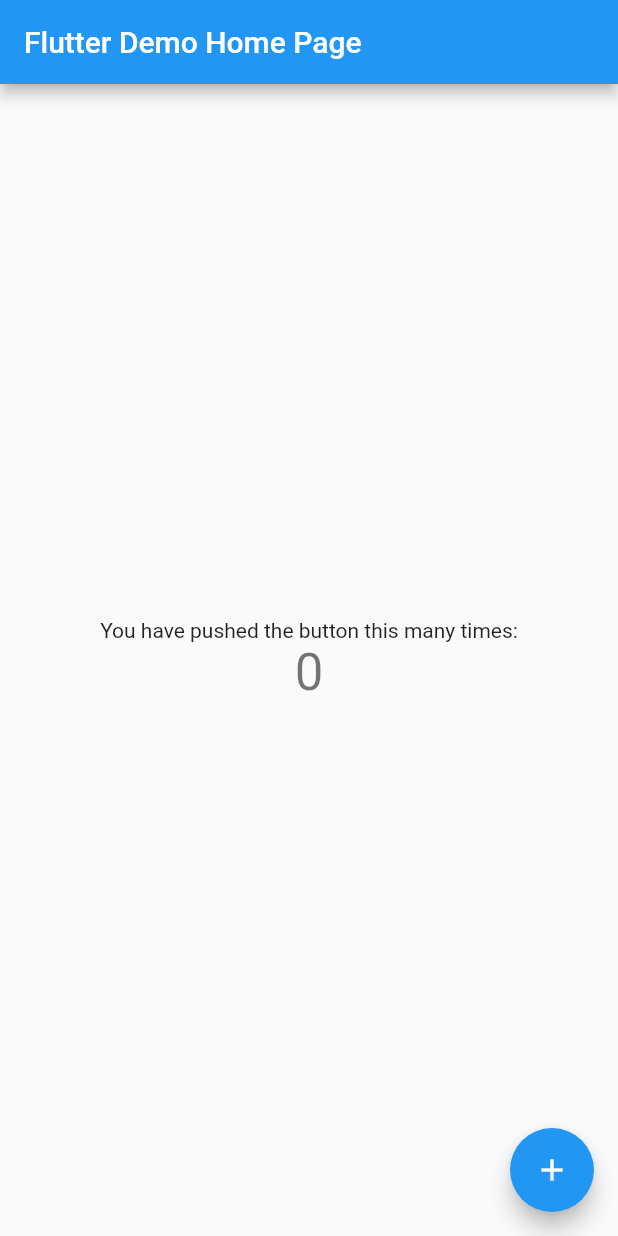
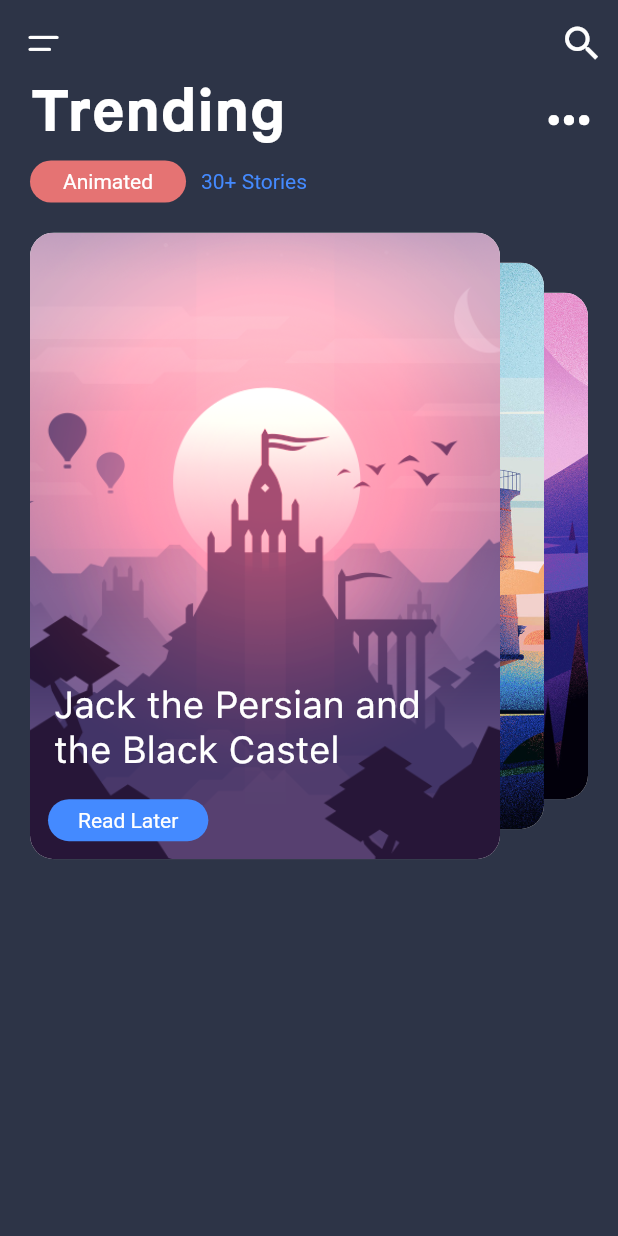
Before and after one commit to sidpatel-github/story-card, a Flutter app: the screen it shows after launch, on a phone screen of 412 x 824 dp. Run offline on Flutter 3.47's test engine with Material 2 defaults, Android fonts, the phone set to English and light mode, and no system bars.

Commit message:
created landgin page

```diff
--- a/lib/main.dart
+++ b/lib/main.dart
@@ -1,4 +1,7 @@
 import 'package:flutter/material.dart';
+import 'package:story_app/utils/custom-icons.dart';
+import 'package:story_app/utils/data.dart';
+import 'package:story_app/widgets/card-scroll-widget.dart';
 
 void main() => runApp(MyApp());
 
@@ -7,105 +10,135 @@ class MyApp extends StatelessWidget {
   @override
   Widget build(BuildContext context) {
     return MaterialApp(
-      title: 'Flutter Demo',
-      theme: ThemeData(
-        // This is the theme of your application.
-        //
-        // Try running your application with "flutter run". You'll see the
-        // application has a blue toolbar. Then, without quitting the app, try
-        // changing the primarySwatch below to Colors.green and then invoke
-        // "hot reload" (press "r" in the console where you ran "flutter run",
-        // or simply save your changes to "hot reload" in a Flutter IDE).
-        // Notice that the counter didn't reset back to zero; the application
-        // is not restarted.
-        primarySwatch: Colors.blue,
-      ),
-      home: MyHomePage(title: 'Flutter Demo Home Page'),
+      home: MyHomePage(),
     );
   }
 }
 
 class MyHomePage extends StatefulWidget {
-  MyHomePage({Key key, this.title}) : super(key: key);
-
-  // This widget is the home page of your application. It is stateful, meaning
-  // that it has a State object (defined below) that contains fields that affect
-  // how it looks.
-
-  // This class is the configuration for the state. It holds the values (in this
-  // case the title) provided by the parent (in this case the App widget) and
-  // used by the build method of the State. Fields in a Widget subclass are
-  // always marked "final".
-
-  final String title;
-
   @override
   _MyHomePageState createState() => _MyHomePageState();
 }
 
 class _MyHomePageState extends State<MyHomePage> {
-  int _counter = 0;
-
-  void _incrementCounter() {
-    setState(() {
-      // This call to setState tells the Flutter framework that something has
-      // changed in this State, which causes it to rerun the build method below
-      // so that the display can reflect the updated values. If we changed
-      // _counter without calling setState(), then the build method would not be
-      // called again, and so nothing would appear to happen.
-      _counter++;
-    });
-  }
+  var currentPage = images.length - 1.0;
 
   @override
   Widget build(BuildContext context) {
-    // This method is rerun every time setState is called, for instance as done
-    // by the _incrementCounter method above.
-    //
-    // The Flutter framework has been optimized to make rerunning build methods
-    // fast, so that you can just rebuild anything that needs updating rather
-    // than having to individually change instances of widgets.
+    PageController controller = PageController(initialPage: images.length - 1);
+
+    controller.addListener(() {
+      setState(() {
+        currentPage = controller.page;
+      });
+    });
+
     return Scaffold(
-      appBar: AppBar(
-        // Here we take the value from the MyHomePage object that was created by
-        // the App.build method, and use it to set our appbar title.
-        title: Text(widget.title),
-      ),
-      body: Center(
-        // Center is a layout widget. It takes a single child and positions it
-        // in the middle of the parent.
+      backgroundColor: Color(0xFF2D3447),
+      body: SafeArea(
         child: Column(
-          // Column is also a layout widget. It takes a list of children and
-          // arranges them vertically. By default, it sizes itself to fit its
-          // children horizontally, and tries to be as tall as its parent.
-          //
-          // Invoke "debug painting" (press "p" in the console, choose the
-          // "Toggle Debug Paint" action from the Flutter Inspector in Android
-          // Studio, or the "Toggle Debug Paint" command in Visual Studio Code)
-          // to see the wireframe for each widget.
-          //
-          // Column has various properties to control how it sizes itself and
-          // how it positions its children. Here we use mainAxisAlignment to
-          // center the children vertically; the main axis here is the vertical
-          // axis because Columns are vertical (the cross axis would be
-          // horizontal).
-          mainAxisAlignment: MainAxisAlignment.center,
           children: <Widget>[
-            Text(
-              'You have pushed the button this many times:',
+            Padding(
+              padding: const EdgeInsets.only(left: 10.0, top: 5.0),
+              child: Row(
+                mainAxisAlignment: MainAxisAlignment.spaceBetween,
+                children: <Widget>[
+                  IconButton(
+                    icon: Icon(
+                      CustomIcons.menu,
+                      color: Colors.white,
+                      size: 30.0,
+                    ),
+                    onPressed: () => print('menu pressed'),
+                  ),
+                  IconButton(
+                    icon: Icon(
+                      Icons.search,
+                      color: Colors.white,
+                      size: 30.0,
+                    ),
+                    onPressed: () => print('search pressed'),
+                  ),
+                ],
+              ),
             ),
-            Text(
-              '$_counter',
-              style: Theme.of(context).textTheme.display1,
+            Padding(
+              padding: const EdgeInsets.symmetric(horizontal: 20.0),
+              child: Row(
+                mainAxisAlignment: MainAxisAlignment.spaceBetween,
+                children: <Widget>[
+                  Text(
+                    'Trending',
+                    style: TextStyle(
+                      color: Colors.white,
+                      fontSize: 45.0,
+                      fontFamily: 'Calibre-Semibold',
+                      letterSpacing: 1.0,
+                    ),
+                  ),
+                  IconButton(
+                    icon: Icon(
+                      CustomIcons.option,
+                      color: Colors.white,
+                      size: 12.0,
+                    ),
+                    onPressed: () => print('option pressed'),
+                  ),
+                ],
+              ),
             ),
+            Padding(
+              padding: const EdgeInsets.symmetric(horizontal: 20.0),
+              child: Row(
+                children: <Widget>[
+                  Container(
+                    decoration: BoxDecoration(
+                      color: Colors.red[300],
+                      borderRadius: BorderRadius.circular(20.0),
+                    ),
+                    child: Center(
+                      child: Padding(
+                        padding: const EdgeInsets.symmetric(
+                            horizontal: 22.0, vertical: 6.0),
+                        child: Text(
+                          'Animated',
+                          style: TextStyle(
+                            color: Colors.white,
+                          ),
+                        ),
+                      ),
+                    ),
+                  ),
+                  Padding(
+                    padding: const EdgeInsets.symmetric(horizontal: 10.0),
+                    child: Text(
+                      '30+ Stories',
+                      style: TextStyle(
+                        color: Colors.blueAccent,
+                      ),
+                    ),
+                  ),
+                ],
+              ),
+            ),
+            Stack(
+              children: <Widget>[
+                CardScrollWidget(currentPage),
+                Positioned.fill(
+                  child: PageView.builder(
+                    itemCount: images.length,
+                    controller: controller,
+                    reverse: true,
+                    itemBuilder: (context, index) {
+                      return Container();
+                    },
+                  ),
+                )
+              ],
+            )
           ],
         ),
       ),
-      floatingActionButton: FloatingActionButton(
-        onPressed: _incrementCounter,
-        tooltip: 'Increment',
-        child: Icon(Icons.add),
-      ), // This trailing comma makes auto-formatting nicer for build methods.
     );
   }
 }
--- /dev/null
+++ b/lib/utils/custom-icons.dart
@@ -0,0 +1,6 @@
+import 'package:flutter/material.dart';
+
+class CustomIcons {
+  static const IconData menu = IconData(0xe900, fontFamily: "CustomIcons");
+  static const IconData option = IconData(0xe902, fontFamily: "CustomIcons");
+}
--- /dev/null
+++ b/lib/utils/data.dart
@@ -0,0 +1,13 @@
+List<String> images = [
+  "assets/image_04.jpg",
+  "assets/image_03.jpg",
+  "assets/image_02.jpg",
+  "assets/image_01.png",
+];
+
+List<String> title = [
+  "Hounted Ground",
+  "Fallen In Love",
+  "The Dreaming Moon",
+  "Jack the Persian and the Black Castel",
+];
--- /dev/null
+++ b/lib/widgets/card-scroll-widget.dart
@@ -0,0 +1,119 @@
+import 'dart:math';
+
+import 'package:flutter/material.dart';
+import 'package:story_app/utils/data.dart';
+
+class CardScrollWidget extends StatelessWidget {
+  final padding = 20.0;
+  final verticalInset = 20.0;
+
+  var currentPage;
+
+  CardScrollWidget(this.currentPage);
+
+  @override
+  Widget build(BuildContext context) {
+    double cardAspectRatio = 12.0 / 16.0;
+    double widgetAspectRatio = cardAspectRatio * 1.2;
+
+    return AspectRatio(
+      aspectRatio: widgetAspectRatio,
+      child: LayoutBuilder(
+        builder: (ctx, constraints) {
+          var width = constraints.maxWidth;
+          var height = constraints.maxHeight;
+
+          var safeWidth = width - 2 * padding;
+          var safeHeight = height - 2 * padding;
+
+          var heightOfPrimaryCard = safeHeight;
+          var widthOfPrimaryCard = heightOfPrimaryCard * cardAspectRatio;
+
+          var primaryCardLeft = safeWidth - widthOfPrimaryCard;
+          var horizontalInset = primaryCardLeft / 2;
+
+          List<Widget> cardList = new List();
+
+          for (var i = 0; i < images.length; i++) {
+            var delta = i - currentPage;
+            bool isOnRight = delta > 0;
+            var start = padding +
+                max(
+                    primaryCardLeft -
+                        horizontalInset * -delta * (isOnRight ? 15 : 1),
+                    0.0);
+
+            var cardItem = Positioned.directional(
+              top: padding + verticalInset * max(-delta, 0.0),
+              bottom: padding + verticalInset * max(-delta, 0.0),
+              start: start,
+              textDirection: TextDirection.rtl,
+              child: ClipRRect(
+                borderRadius: BorderRadius.circular(16.0),
+                child: Container(
+                  decoration: BoxDecoration(color: Colors.white, boxShadow: [
+                    BoxShadow(
+                      color: Colors.black12,
+                      offset: Offset(3.0, 6.0),
+                      blurRadius: 10.0,
+                    )
+                  ]),
+                  child: AspectRatio(
+                    aspectRatio: cardAspectRatio,
+                    child: Stack(
+                      fit: StackFit.expand,
+                      children: <Widget>[
+                        Image.asset(images[i], fit: BoxFit.cover),
+                        Align(
+                          alignment: Alignment.bottomLeft,
+                          child: Column(
+                            mainAxisSize: MainAxisSize.min,
+                            crossAxisAlignment: CrossAxisAlignment.start,
+                            children: <Widget>[
+                              Padding(
+                                padding: const EdgeInsets.symmetric(
+                                    horizontal: 16.0, vertical: 8.0),
+                                child: Text(
+                                  title[i],
+                                  style: TextStyle(
+                                    color: Colors.white,
+                                    fontSize: 25.0,
+                                    fontFamily: 'SF-Pro-Text-Regular',
+                                  ),
+                                ),
+                              ),
+                              SizedBox(height: 10.0),
+                              Padding(
+                                padding: const EdgeInsets.only(
+                                    left: 12.0, bottom: 12.0),
+                                child: Container(
+                                  padding: EdgeInsets.symmetric(horizontal: 20.0,vertical: 6.0),
+                                  decoration: BoxDecoration(
+                                      color: Colors.blueAccent,
+                                      borderRadius:
+                                          BorderRadius.circular(20.0)),
+                                  child: Text(
+                                    'Read Later',
+                                    style: TextStyle(color: Colors.white),
+                                  ),
+                                ),
+                              ),
+                            ],
+                          ),
+                        )
+                      ],
+                    ),
+                  ),
+                ),
+              ),
+            );
+            cardList.add(cardItem);
+          }
+          return Stack(
+            children: cardList,
+          );
+        },
+      ),
+    );
+  }
+}
```
Also changed, not shown: pubspec.yaml (+21 -14 lines), assets/Calibre Semibold.otf (added), assets/SF-Pro-Text-Bold.otf (added), assets/SF-Pro-Text-Regular.otf (added), assets/custom_icons.ttf (added), assets/image_01.png (added), assets/image_02.jpg (added), assets/image_03.jpg (added), assets/image_04.jpg (added), assets/preview.png (added).
